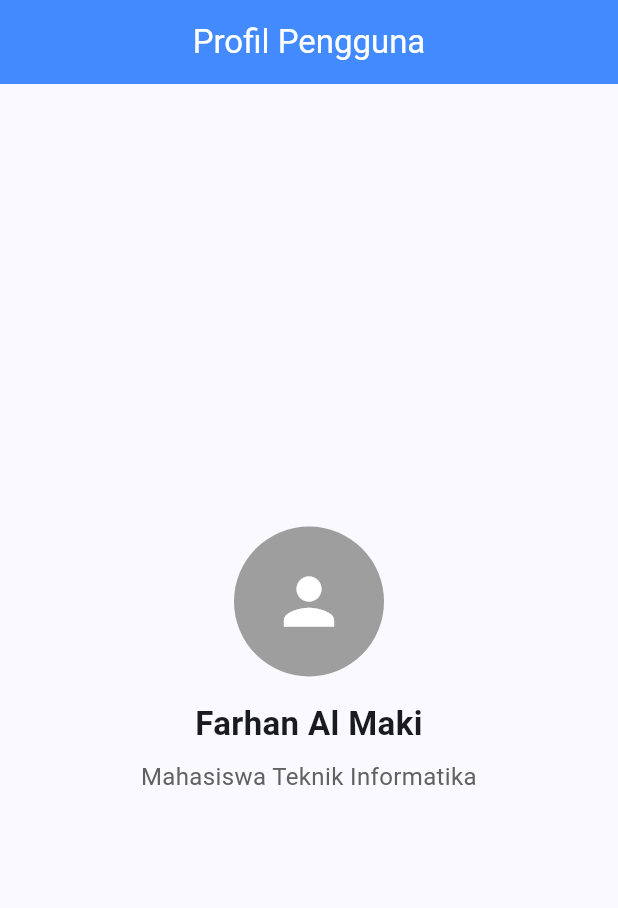
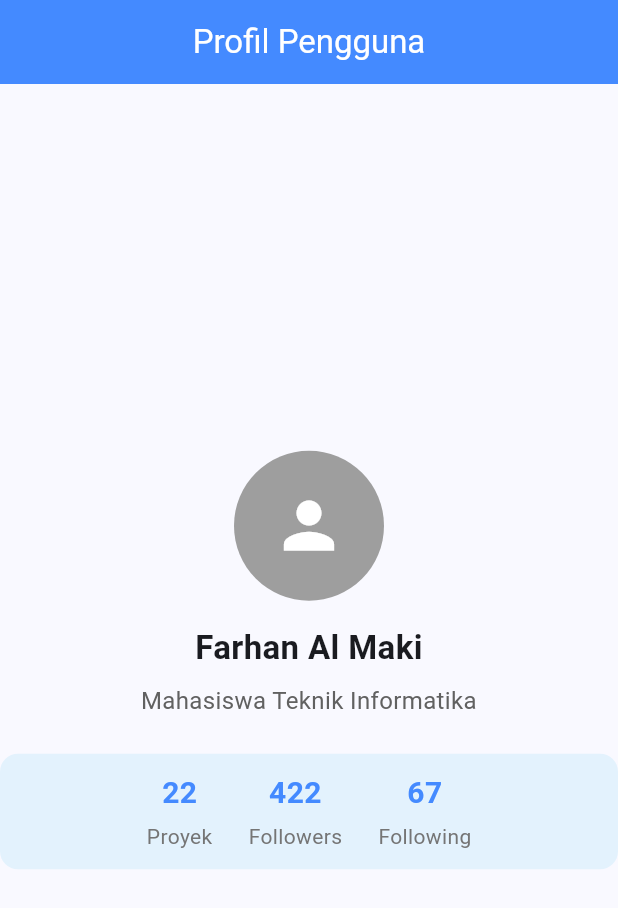
Before and after one commit to Farhan-Almaki/tugasflutter_p5_aplikasiprofil, a Flutter app: the screen it shows after launch, on a phone screen of 412 x 824 dp. Shown: the top 908 px of the screen. Run offline on Flutter 3.47's test engine with Material 3 defaults, Android fonts, the phone set to English and light mode, and no system bars.

Commit message:
feat: tambah baris statistik profil proyek followers dan following

```diff
--- a/lib/profile_page.dart
+++ b/lib/profile_page.dart
@@ -22,6 +22,74 @@
             const ProfileAvatar(),
             const SizedBox(height: 16),
             ProfileInfo(userName: userName, role: role),
+            const SizedBox(height: 24),
+
+            // Menambahkan Baris Statistik Profil
+            Container(
+              padding: const EdgeInsets.symmetric(vertical: 12),
+              decoration: BoxDecoration(
+                color: Colors.blue[50],
+                borderRadius: BorderRadius.circular(12),
+              ),
+              child: Row(
+                mainAxisAlignment: MainAxisAlignment.center,
+                children: [
+                  Column(
+                    children: [
+                      const Text(
+                        '22',
+                        style: TextStyle(
+                          fontSize: 20,
+                          fontWeight: FontWeight.bold,
+                          color: Colors.blueAccent,
+                        ),
+                      ),
+                      const SizedBox(height: 4),
+                      Text(
+                        'Proyek',
+                        style: TextStyle(fontSize: 14, color: Colors.grey[600]),
+                      ),
+                    ],
+                  ),
+                  const SizedBox(width: 24),
+                  Column(
+                    children: [
+                      const Text(
+                        '422',
+                        style: TextStyle(
+                          fontSize: 20,
+                          fontWeight: FontWeight.bold,
+                          color: Colors.blueAccent,
+                        ),
+                      ),
+                      const SizedBox(height: 4),
+                      Text(
+                        'Followers',
+                        style: TextStyle(fontSize: 14, color: Colors.grey[600]),
+                      ),
+                    ],
+                  ),
+                  const SizedBox(width: 24),
+                  Column(
+                    children: [
+                      const Text(
+                        '67',
+                        style: TextStyle(
+                          fontSize: 20,
+                          fontWeight: FontWeight.bold,
+                          color: Colors.blueAccent,
+                        ),
+                      ),
+                      const SizedBox(height: 4),
+                      Text(
+                        'Following',
+                        style: TextStyle(fontSize: 14, color: Colors.grey[600]),
+                      ),
+                    ],
+                  ),
+                ],
+              ),
+            ),
           ],
         ),
       ),
```
